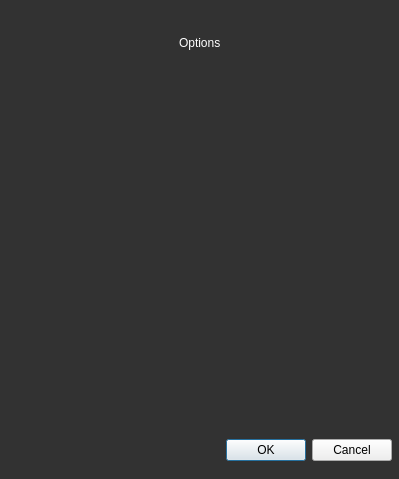
Qt form ui/MoreOptionsMasterReport.ui (aanushri9/Counter-Harvesting-5.1) before a commit.
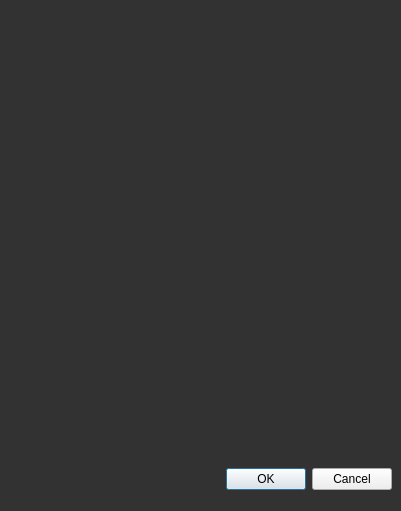
The same form after that commit.

```diff
--- a/ui/MoreOptionsMasterReport.ui
+++ b/ui/MoreOptionsMasterReport.ui
@@ -6,10 +6,16 @@
    <rect>
     <x>0</x>
     <y>0</y>
-    <width>399</width>
-    <height>479</height>
+    <width>401</width>
+    <height>511</height>
    </rect>
   </property>
+  <property name="minimumSize">
+   <size>
+    <width>300</width>
+    <height>0</height>
+   </size>
+  </property>
   <property name="windowTitle">
    <string>MainWindow</string>
   </property>
@@ -26,32 +32,16 @@
       <x>0</x>
       <y>9</y>
       <width>401</width>
-      <height>461</height>
+      <height>490</height>
      </rect>
     </property>
+    <property name="minimumSize">
+     <size>
+      <width>300</width>
+      <height>0</height>
+     </size>
+    </property>
     <layout class="QVBoxLayout" name="verticalLayout">
-     <item alignment="Qt::AlignHCenter">
-      <widget class="QLabel" name="label">
-       <property name="maximumSize">
-        <size>
-         <width>16777215</width>
-         <height>50</height>
-        </size>
-       </property>
-       <property name="sizeIncrement">
-        <size>
-         <width>50</width>
-         <height>0</height>
-        </size>
-       </property>
-       <property name="styleSheet">
-        <string notr="true">color: white;</string>
-       </property>
-       <property name="text">
-        <string>Options</string>
-       </property>
-      </widget>
-     </item>
      <item alignment="Qt::AlignHCenter|Qt::AlignTop">
       <widget class="QFrame" name="options_frame_main">
        <property name="styleSheet">
```
Left out of the diff: 2 changed lines with no effect on the pictures.
